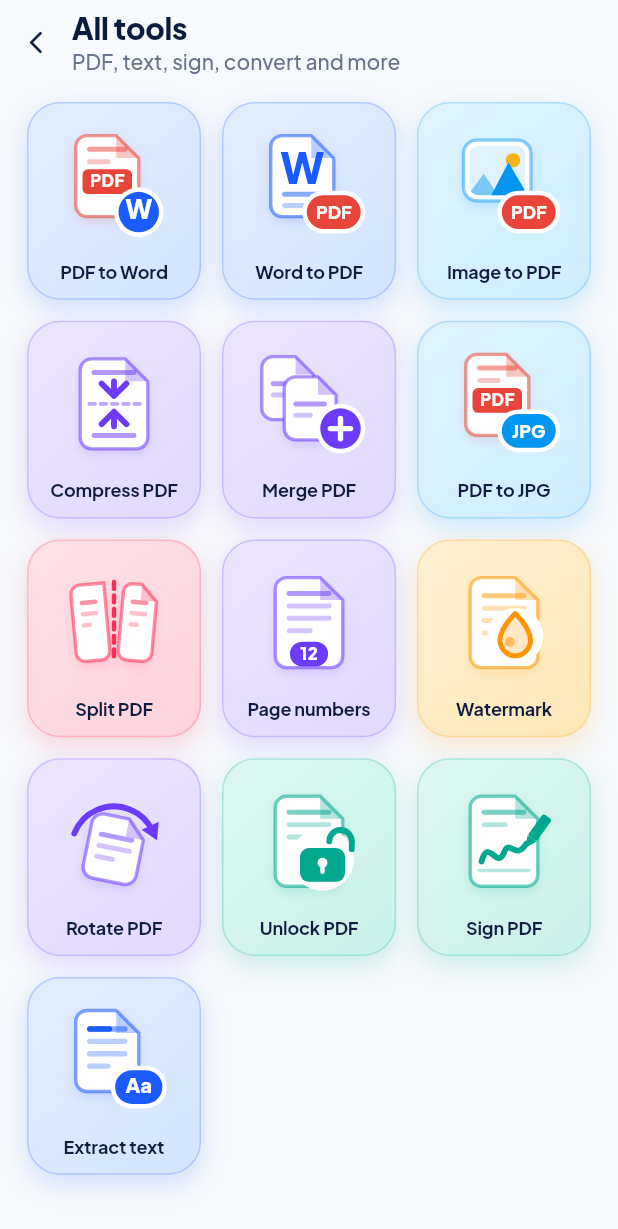
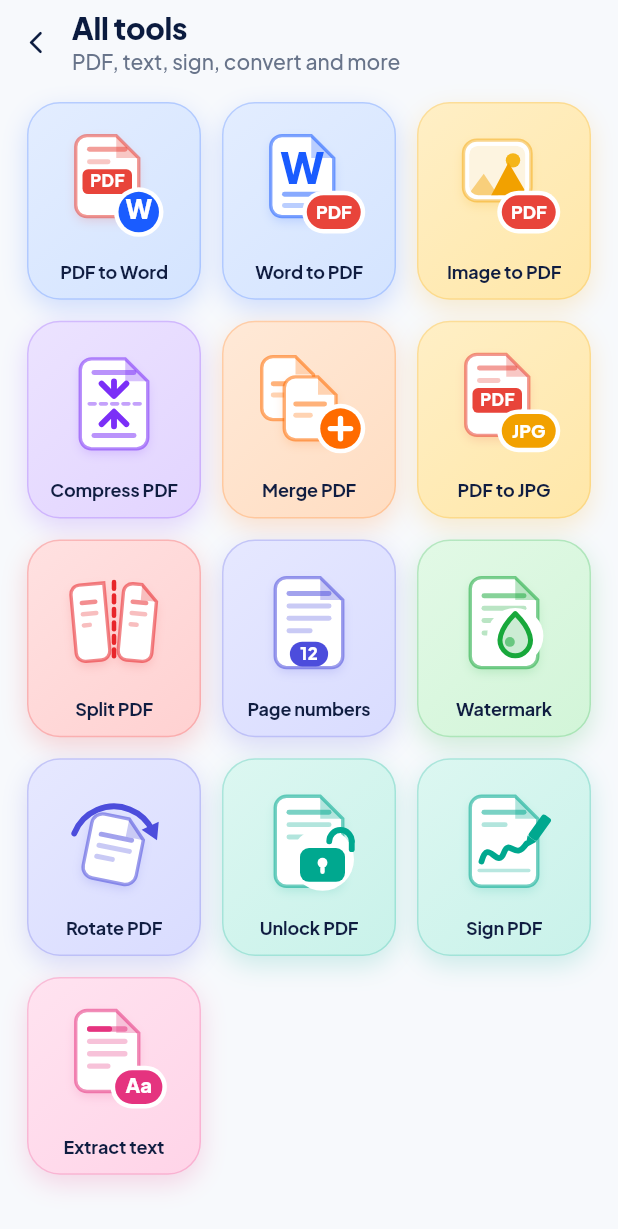
Before and after one commit to anubundu21-alt/scan, a Flutter app: the AllToolsScreen screen opened by its route, on a phone screen of 412 x 824 dp. Shown: the top 1229 px of the screen. Run offline on Flutter 3.47's test engine with Material 3 defaults, Android fonts, the phone set to English and light mode, and no system bars; our stand-ins replace camera, file_picker, flutter_riverpod, go_router, image_picker, in_app_purchase and 7 more; missing offline and left inert: cunning_document_scanner, gal; accounts and stored records are empty.

Commit message:
All tools: a distinct colour per tool group
Co-Authored-By: Claude Opus 5.5 <noreply@anthropic.com>

```diff
--- a/lib/features/home/presentation/all_tools_screen.dart
+++ b/lib/features/home/presentation/all_tools_screen.dart
@@ -225,50 +225,50 @@ const _allTools = <_ToolItem>[
   _ToolItem(
     id: 'img-pdf',
     title: 'Image to PDF',
-    wash: Color(0xFFCDEEFF),
-    ink: Color(0xFF0095F0),
+    wash: Color(0xFFFFE7A8),
+    ink: Color(0xFFF2A100),
   ),
   _ToolItem(
     id: 'compress',
     title: 'Compress PDF',
-    wash: Color(0xFFE2D9FF),
-    ink: Color(0xFF6C3BFF),
+    wash: Color(0xFFE2D4FF),
+    ink: Color(0xFF7B2FF7),
   ),
   _ToolItem(
     id: 'merge',
     title: 'Merge PDF',
-    wash: Color(0xFFE2D9FF),
-    ink: Color(0xFF6C3BFF),
+    wash: Color(0xFFFFDDC2),
+    ink: Color(0xFFFF6B00),
   ),
   _ToolItem(
     id: 'jpg',
     title: 'PDF to JPG',
-    wash: Color(0xFFCDEEFF),
-    ink: Color(0xFF0095F0),
+    wash: Color(0xFFFFE7A8),
+    ink: Color(0xFFF2A100),
   ),
   _ToolItem(
     id: 'split',
     title: 'Split PDF',
-    wash: Color(0xFFFFD3DD),
-    ink: Color(0xFFFF2D55),
+    wash: Color(0xFFFFD1D1),
+    ink: Color(0xFFE8252A),
   ),
   _ToolItem(
     id: 'pages',
     title: 'Page numbers',
-    wash: Color(0xFFE2D9FF),
-    ink: Color(0xFF6C3BFF),
+    wash: Color(0xFFD9DCFF),
+    ink: Color(0xFF4C4DDC),
   ),
   _ToolItem(
     id: 'watermark',
     title: 'Watermark',
-    wash: Color(0xFFFFE8B8),
-    ink: Color(0xFFFF9500),
+    wash: Color(0xFFD2F5D8),
+    ink: Color(0xFF18A83B),
   ),
   _ToolItem(
     id: 'rotate',
     title: 'Rotate PDF',
-    wash: Color(0xFFE2D9FF),
-    ink: Color(0xFF6C3BFF),
+    wash: Color(0xFFD9DCFF),
+    ink: Color(0xFF4C4DDC),
   ),
   _ToolItem(
     id: 'unlock',
@@ -285,8 +285,8 @@ const _allTools = <_ToolItem>[
   _ToolItem(
     id: 'extract',
     title: 'Extract text',
-    wash: Color(0xFFD4E4FF),
-    ink: Color(0xFF1A5CFF),
+    wash: Color(0xFFFFD4E8),
+    ink: Color(0xFFE5337F),
   ),
 ];
 
```
